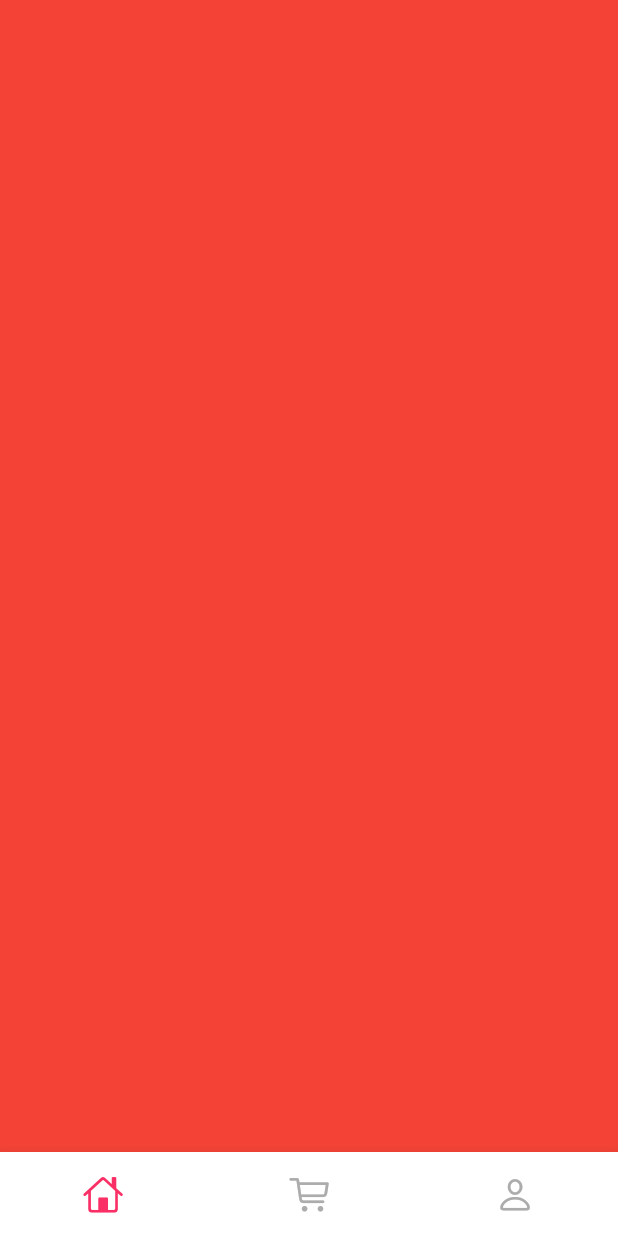
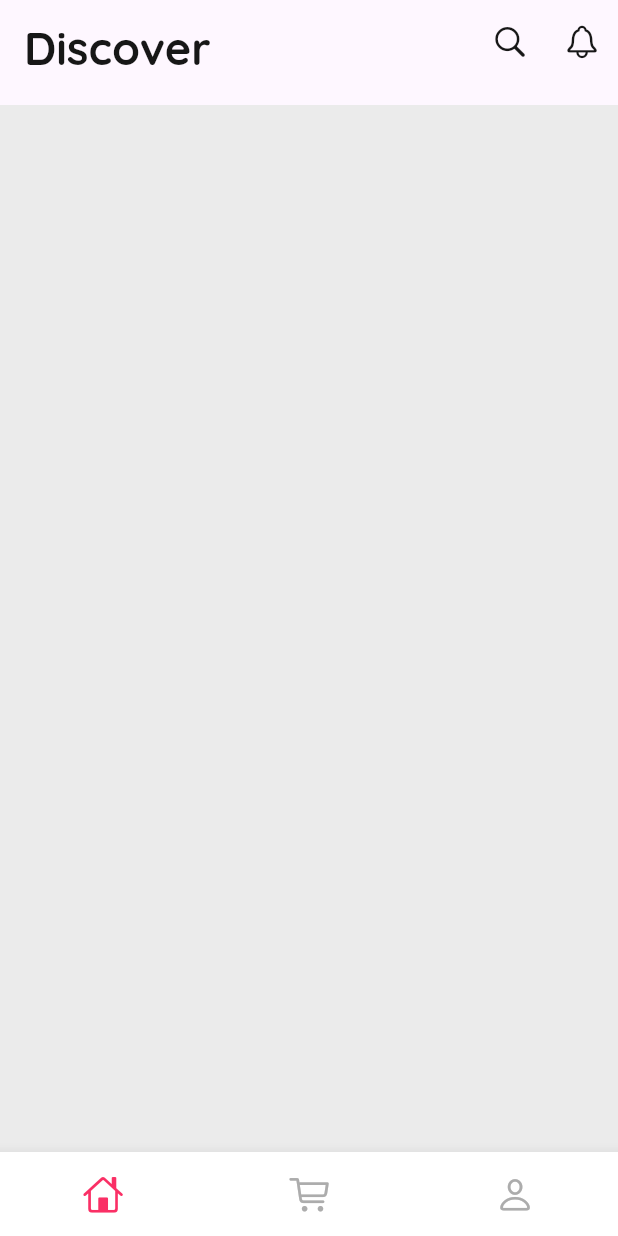
Before and after one commit to jinheng0301/Nike-shoe-app, a Flutter app: the screen it shows after launch, on a phone screen of 412 x 824 dp. Run offline on Flutter 3.47's test engine with Material 3 defaults, Android fonts, the phone set to English and light mode, and no system bars; drawn by our look-alikes of custom_navigation_bar.

Commit message:
carry on doing the project

```diff
--- /dev/null
+++ b/nike/lib/theme/custom_app_theme.dart
@@ -0,0 +1,124 @@
+import 'package:flutter/material.dart';
+import 'package:nike/utils/constants.dart';
+
+class AppTheme {
+  AppTheme._();
+
+  /// Home
+  static const TextStyle homeAppBar = TextStyle(
+    fontSize: 30,
+    fontWeight: FontWeight.bold,
+    color: AppConstantsColor.darkTextColor,
+  );
+  static const TextStyle homeProductName = TextStyle(
+    color: AppConstantsColor.lightTextColor,
+    fontSize: 17,
+    fontWeight: FontWeight.w500,
+  );
+  static const TextStyle homeProductModel = TextStyle(
+    color: AppConstantsColor.lightTextColor,
+    fontWeight: FontWeight.bold,
+    fontSize: 22,
+  );
+  static const TextStyle homeProductPrice = TextStyle(
+    color: AppConstantsColor.lightTextColor,
+    fontWeight: FontWeight.w400,
+    fontSize: 16,
+  );
+  static const TextStyle homeMoreText = TextStyle(
+    fontSize: 22,
+    color: AppConstantsColor.darkTextColor,
+    fontWeight: FontWeight.bold,
+  );
+  static const TextStyle homeGridNewText = TextStyle(
+    color: AppConstantsColor.lightTextColor,
+    fontWeight: FontWeight.w500,
+    fontSize: 18,
+  );
+  static const TextStyle homeGridNameAndModel = TextStyle(
+    color: AppConstantsColor.darkTextColor,
+    fontWeight: FontWeight.bold,
+  );
+  static const TextStyle homeGridPrice = TextStyle(
+    color: AppConstantsColor.darkTextColor,
+    fontWeight: FontWeight.bold,
+  );
+
+  /// Details
+  static const TextStyle detailsAppBar = TextStyle(
+    color: AppConstantsColor.lightTextColor,
+    fontWeight: FontWeight.w600,
+    fontSize: 22,
+  );
+  static const TextStyle detailsMoreText = TextStyle(
+    fontWeight: FontWeight.w500,
+    decoration: TextDecoration.underline,
+    height: 1,
+  );
+  static const TextStyle detailsProductPrice = TextStyle(
+    fontWeight: FontWeight.w500,
+    decoration: TextDecoration.underline,
+    height: 1,
+  );
+  static TextStyle detailsProductDescriptions = TextStyle(
+    color: Colors.grey[600],
+  );
+
+  /// Bag
+  static const TextStyle bagEmptyListTitle = TextStyle(
+    fontSize: 30,
+    fontWeight: FontWeight.w500,
+  );
+  static const TextStyle bagEmptyListSubTitle = TextStyle(
+    fontSize: 17,
+    fontWeight: FontWeight.w400,
+  );
+  static const TextStyle bagTitle = TextStyle(
+    fontWeight: FontWeight.bold,
+    fontSize: 35,
+  );
+  static const TextStyle bagTotal = TextStyle(
+    fontWeight: FontWeight.bold,
+    fontSize: 35,
+  );
+  static const TextStyle bagProductModel = TextStyle(
+    fontSize: 17,
+    fontWeight: FontWeight.w500,
+    color: AppConstantsColor.darkTextColor,
+  );
+  static const TextStyle bagProductPrice = TextStyle(
+    fontSize: 20,
+    fontWeight: FontWeight.bold,
+    color: AppConstantsColor.darkTextColor,
+  );
+  static const TextStyle bagProductNumOfShoe = TextStyle(
+    fontSize: 17,
+    fontWeight: FontWeight.bold,
+  );
+  static const TextStyle bagTotalPrice = TextStyle(
+    color: AppConstantsColor.darkTextColor,
+    fontWeight: FontWeight.w600,
+    fontSize: 16,
+  );
+  static const TextStyle bagSumOfItemOnBag = TextStyle(
+    color: AppConstantsColor.darkTextColor,
+    fontWeight: FontWeight.bold,
+    fontSize: 20,
+  );
+
+  /// Profile
+  static const TextStyle profileAppBarTitle = TextStyle(
+    fontSize: 20,
+    fontWeight: FontWeight.bold,
+    color: AppConstantsColor.darkTextColor,
+  );
+  static const TextStyle profileRepeatedListTileTitle = TextStyle(
+    fontWeight: FontWeight.bold,
+    color: AppConstantsColor.darkTextColor,
+    fontSize: 18,
+  );
+  static const TextStyle profileDevName = TextStyle(
+    fontSize: 22,
+    fontWeight: FontWeight.w800,
+  );
+}
--- /dev/null
+++ b/nike/lib/view/home/components/home_appbar.dart
@@ -0,0 +1,45 @@
+import 'package:flutter/cupertino.dart';
+import 'package:flutter/material.dart';
+import 'package:nike/theme/custom_app_theme.dart';
+import 'package:nike/utils/constants.dart';
+
+class HomeAppBar extends StatelessWidget implements PreferredSizeWidget {
+  // In Dart, the implements keyword is used to declare that a class is going to provide the behavior defined by an interface.
+  // In this case, PreferredSizeWidget is an interface, and when a class implements it,
+  // it promises to provide the required methods and properties defined by that interface.
+
+  @override
+  Widget build(BuildContext context) {
+    return AppBar(
+      title: Padding(
+        padding: const EdgeInsets.only(top: 8.0),
+        child: Text(
+          'Discover',
+          style: AppTheme.homeAppBar,
+        ),
+      ),
+      actions: [
+        IconButton(
+          onPressed: () {},
+          icon: Icon(
+            CupertinoIcons.search,
+            size: 25,
+            color: AppConstantsColor.darkTextColor,
+          ),
+        ),
+        IconButton(
+          onPressed: () {},
+          icon: Icon(
+            CupertinoIcons.bell,
+            size: 25,
+            color: AppConstantsColor.darkTextColor,
+          ),
+        ),
+      ],
+    );
+  }
+
+  @override
+  // TODO: implement preferredSize
+  Size get preferredSize => Size.fromHeight(70);
+}
--- /dev/null
+++ b/nike/lib/view/home/components/home_view.dart
@@ -0,0 +1,18 @@
+import 'package:flutter/cupertino.dart';
+import 'package:flutter/material.dart';
+import 'package:nike/utils/constants.dart';
+import 'package:nike/view/home/components/home_appbar.dart';
+
+class HomeView extends StatelessWidget {
+  const HomeView({super.key});
+
+  @override
+  Widget build(BuildContext context) {
+    return SafeArea(
+      child: Scaffold(
+        backgroundColor: AppConstantsColor.backgroundColor,
+        appBar: HomeAppBar(),
+      ),
+    );
+  }
+}
--- /dev/null
+++ b/nike/lib/view/home/home_view.dart
@@ -0,0 +1 @@
+// TODO Implement this library.
--- a/nike/lib/view/navigator.dart
+++ b/nike/lib/view/navigator.dart
@@ -2,6 +2,7 @@ import 'package:custom_navigation_bar/custom_navigation_bar.dart';
 import 'package:flutter/material.dart';
 import 'package:flutter/cupertino.dart';
 import 'package:nike/utils/constants.dart';
+import 'package:nike/view/home/components/home_view.dart';
 
 class MainNavigator extends StatefulWidget {
   const MainNavigator({super.key});
@@ -11,12 +12,11 @@ class MainNavigator extends StatefulWidget {
 }
 
 class _MainNavigatorState extends State<MainNavigator> {
-  @override
-  Widget build(BuildContext context) {
   PageController _pageController = PageController();
   int selectedIndex = 0;
 
-    List<Widget> _screens = [
+  List<Widget> screens = [
+    HomeView(),
     Container(
       color: Colors.red,
     ),
@@ -28,21 +28,34 @@ class _MainNavigatorState extends State<MainNavigator> {
     ),
   ];
 
-    void _onPageChanged(int index) {
+  void _onItemTapped(int index) {
     setState(() {
       selectedIndex = index;
     });
+    // _pageController.jumpToPage(selectedIndex);
+
+    // this method change the screens using some smooth animations
+    _pageController.animateToPage(
+      selectedIndex,
+      curve: Curves.easeInCubic,
+      duration: Duration(milliseconds: 200),
+    );
   }
 
-    void _onItemTapped(int selectedIndex) {
-      _pageController.jumpToPage(selectedIndex);
+  @override
+  void dispose() {
+    // TODO: implement dispose
+    _pageController.dispose();
+    super.dispose();
   }
 
+  @override
+  Widget build(BuildContext context) {
     return Scaffold(
       body: PageView(
         controller: _pageController,
         physics: NeverScrollableScrollPhysics(),
-        children: _screens,
+        children: screens,
       ),
       bottomNavigationBar: CustomNavigationBar(
         currentIndex: selectedIndex,
--- /dev/null
+++ b/nike/lib/view/view.dart
@@ -0,0 +1 @@
+export 'home/home_view.dart';
```
Lines whose indentation alone changed are shown as unchanged.
